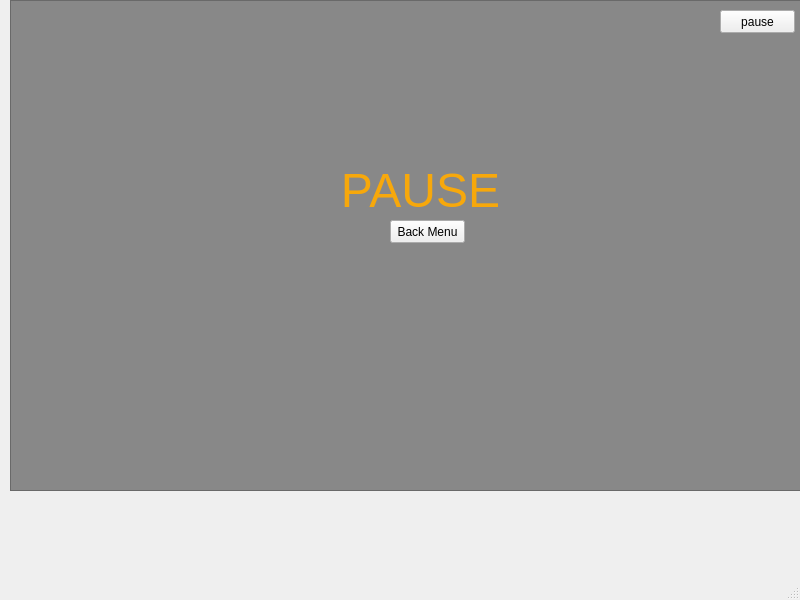
Before: the Qt Designer form juego/mainwindow.ui in David8823/Final-Info-2, drawn with Qt 5.
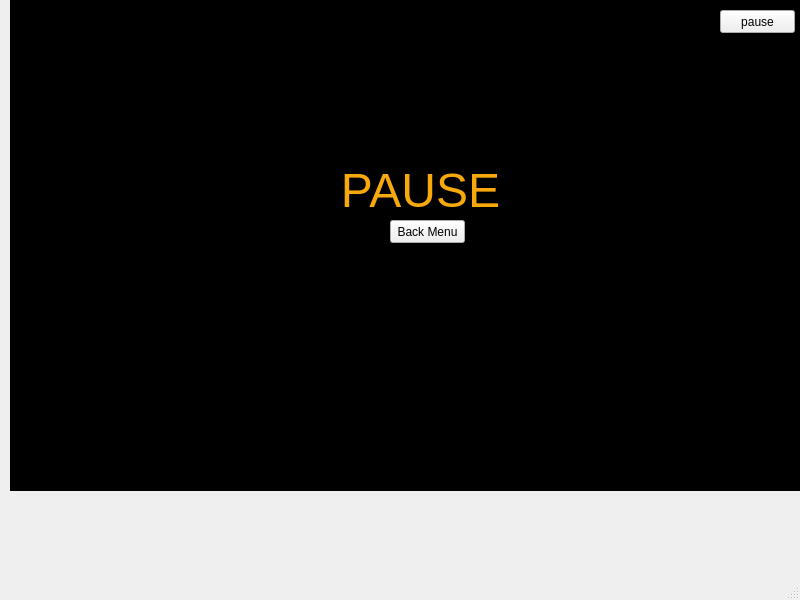
After: the same form once the commit is applied.

Patch:
```diff
--- a/juego/mainwindow.ui
+++ b/juego/mainwindow.ui
@@ -25,7 +25,7 @@
     </property>
     <property name="styleSheet">
      <string notr="true">
-background-color: rgb(136, 136, 136);</string>
+background-color: rgb(0, 0, 0);</string>
     </property>
    </widget>
    <widget class="QPushButton" name="Back_Menu">
```
